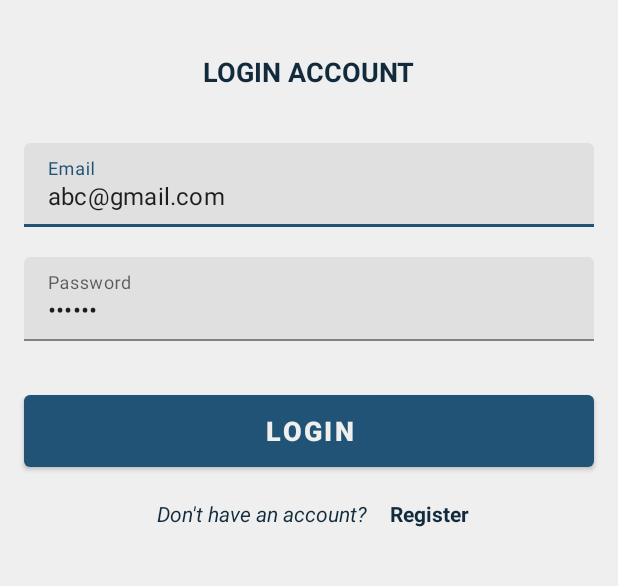
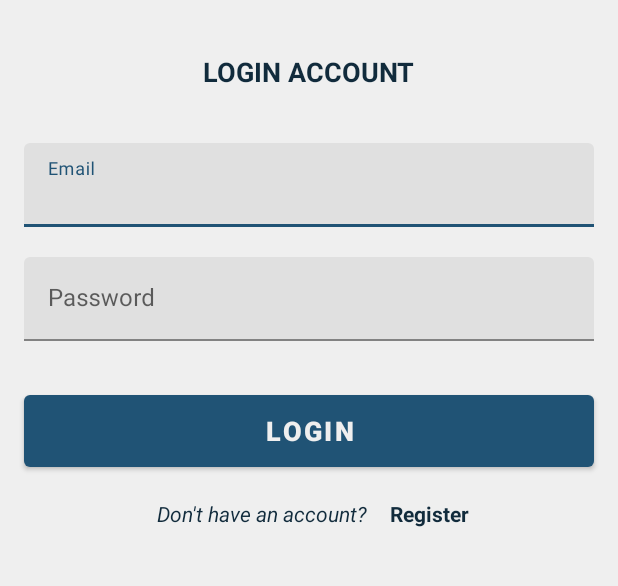
Before and after one commit to Kekelic/newsOnMap, an Android app: the screen it shows after launch (LoginActivity), on a phone screen of 412 x 824 dp, the part 384-970 px from its top. Run offline under Robolectric (Android 15) with nearby library versions, the phone set to English and light mode, and no system bars; our stand-ins replace Firebase (no records; nobody signed in at launch, a user with empty details on screens opened directly).

Commit message:
added changes

```diff
--- a/app/src/main/res/layout/activity_login.xml
+++ b/app/src/main/res/layout/activity_login.xml
@@ -47,8 +47,7 @@
             android:id="@+id/et_login_email"
             android:layout_width="match_parent"
             android:layout_height="wrap_content"
-            android:inputType="textEmailAddress"
-            android:text="abc@gmail.com" />
+            android:inputType="textEmailAddress"/>
 
     </com.google.android.material.textfield.TextInputLayout>
 
@@ -68,8 +67,7 @@
             android:id="@+id/et_login_password"
             android:layout_width="match_parent"
             android:layout_height="wrap_content"
-            android:inputType="textPassword"
-            android:text="123456" />
+            android:inputType="textPassword"/>
 
     </com.google.android.material.textfield.TextInputLayout>
 
```
